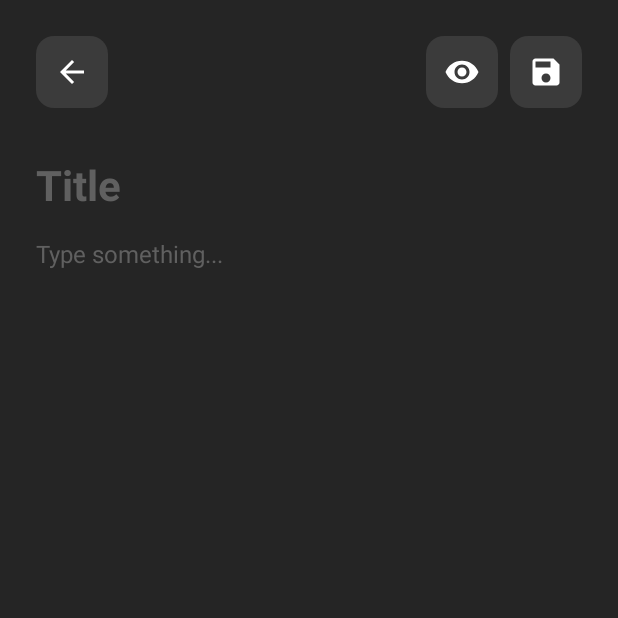
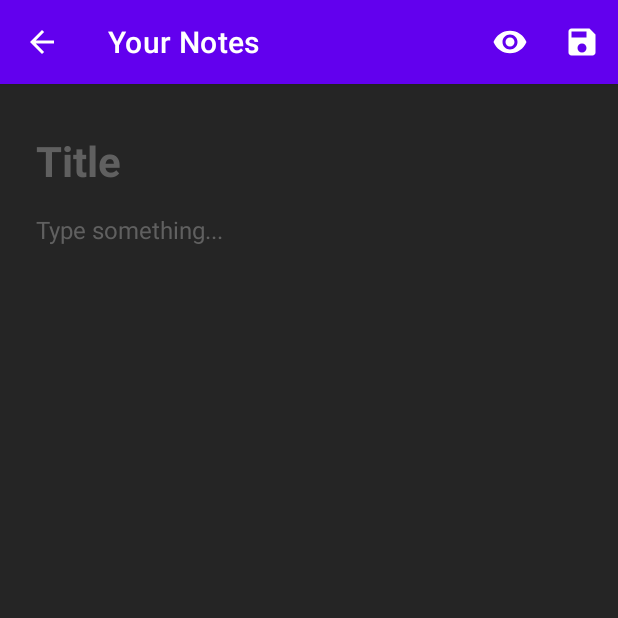
Before and after one commit to Pasha-007/NotesApp, an Android app built with Jetpack Compose: the CreateNoteFragment screen opened through its navigation route, on a phone screen of 412 x 824 dp, the top half of it. Run offline under Robolectric (Android 15) with nearby library versions, the phone set to English and light mode, and no system bars; our stand-ins replace Room's generated code.

Commit message:
Create / View / Edit note
Fixed features:
Create note (Action bar issue fixed)

Added features:
Edit note
View note

Changed layout files.

```diff
--- a/app/src/main/res/layout/fragment_create_note.xml
+++ b/app/src/main/res/layout/fragment_create_note.xml
@@ -1,50 +1,30 @@
 <?xml version="1.0" encoding="utf-8"?>
-<androidx.constraintlayout.widget.ConstraintLayout xmlns:android="http://schemas.android.com/apk/res/android"
+<androidx.constraintlayout.widget.ConstraintLayout
+    xmlns:android="http://schemas.android.com/apk/res/android"
     xmlns:app="http://schemas.android.com/apk/res-auto"
     android:layout_width="match_parent"
     android:layout_height="match_parent"
-    android:background="#252525">
+    android:background="#252525"
+    android:fitsSystemWindows="true">
 
-    <!-- Top Bar -->
-    <ImageView
-        android:id="@+id/iconBack"
-        android:layout_width="48dp"
-        android:layout_height="48dp"
-        android:src="@drawable/ic_back"
-        android:background="@drawable/icon_background"
-        android:padding="12dp"
-        android:layout_margin="24dp"
-        app:tint="#FFFFFF"
+    <!-- ONE Top Bar -->
+    <com.google.android.material.appbar.MaterialToolbar
+        android:id="@+id/toolbar"
+        android:layout_width="0dp"
+        android:layout_height="?attr/actionBarSize"
+        android:background="?attr/colorPrimary"
+        android:theme="@style/ThemeOverlay.Material3.Dark.ActionBar"
+        android:elevation="4dp"
+        app:title="Your Notes"
+        app:titleTextColor="@android:color/white"
+        app:navigationIcon="@drawable/ic_arrow_back"
+        app:navigationIconTint="@android:color/white"
+        app:menu="@menu/menu_create_note"
         app:layout_constraintTop_toTopOf="parent"
-        app:layout_constraintStart_toStartOf="parent" />
-
-    <ImageView
-        android:id="@+id/iconVisibility"
-        android:layout_width="48dp"
-        android:layout_height="48dp"
-        android:src="@drawable/ic_visibility"
-        android:background="@drawable/icon_background"
-        android:padding="12dp"
-        android:layout_marginEnd="8dp"
-        app:tint="#FFFFFF"
-        app:layout_constraintTop_toTopOf="@id/iconBack"
-        app:layout_constraintBottom_toBottomOf="@id/iconBack"
-        app:layout_constraintEnd_toStartOf="@id/iconSave" />
-
-    <ImageView
-        android:id="@+id/iconSave"
-        android:layout_width="48dp"
-        android:layout_height="48dp"
-        android:src="@drawable/ic_save"
-        android:background="@drawable/icon_background"
-        android:padding="12dp"
-        android:layout_marginEnd="24dp"
-        app:tint="#FFFFFF"
-        app:layout_constraintTop_toTopOf="@id/iconBack"
-        app:layout_constraintBottom_toBottomOf="@id/iconBack"
+        app:layout_constraintStart_toStartOf="parent"
         app:layout_constraintEnd_toEndOf="parent" />
 
-    <!-- Title Input -->
+    <!-- Title -->
     <EditText
         android:id="@+id/editTextTitle"
         android:layout_width="0dp"
@@ -60,11 +40,11 @@
         android:paddingTop="16dp"
         android:layout_marginTop="16dp"
         android:inputType="textCapSentences"
-        app:layout_constraintTop_toBottomOf="@id/iconBack"
+        app:layout_constraintTop_toBottomOf="@id/toolbar"
         app:layout_constraintStart_toStartOf="parent"
         app:layout_constraintEnd_toEndOf="parent" />
 
-    <!-- Content Input -->
+    <!-- Content -->
     <EditText
         android:id="@+id/editTextContent"
         android:layout_width="0dp"
@@ -81,6 +61,7 @@
         android:gravity="top"
         android:inputType="textMultiLine|textCapSentences"
         android:scrollbars="vertical"
+        android:overScrollMode="always"
         app:layout_constraintTop_toBottomOf="@id/editTextTitle"
         app:layout_constraintBottom_toBottomOf="parent"
         app:layout_constraintStart_toStartOf="parent"
--- /dev/null
+++ b/app/src/main/res/menu/menu_create_note.xml
@@ -0,0 +1,14 @@
+<?xml version="1.0" encoding="utf-8"?>
+<menu xmlns:android="http://schemas.android.com/apk/res/android"
+    xmlns:app="http://schemas.android.com/apk/res-auto">
+    <item
+        android:id="@+id/action_preview"
+        android:title="Preview"
+        android:icon="@drawable/ic_visibility"
+        app:showAsAction="always" />
+    <item
+        android:id="@+id/action_save"
+        android:title="Save"
+        android:icon="@drawable/ic_save"
+        app:showAsAction="always" />
+</menu>
--- a/app/src/main/res/navigation/nav_graph.xml
+++ b/app/src/main/res/navigation/nav_graph.xml
@@ -74,7 +74,7 @@
             app:destination="@id/createNoteFragment" />
         <action
             android:id="@+id/action_notesList_to_viewNote"
-            app:destination="@id/viewNoteFragment" />
+            app:destination="@id/noteViewFragment" />
     </fragment>
 
     <fragment
@@ -89,7 +89,7 @@
     </fragment>
 
     <fragment
-        android:id="@+id/viewNoteFragment"
+        android:id="@+id/noteViewFragment"
         android:name="com.asg.notesapp.ui.notes.ViewNoteFragment"
         android:label="View Note">
         <argument
@@ -109,8 +109,8 @@
             app:argType="integer" />
         <action
             android:id="@+id/action_editNote_to_viewNote"
-            app:destination="@id/viewNoteFragment"
-            app:popUpTo="@id/viewNoteFragment"
+            app:destination="@id/noteViewFragment"
+            app:popUpTo="@id/noteViewFragment"
             app:popUpToInclusive="true" />
     </fragment>
 
```
Also changed, not shown: app/src/main/java/com/asg/notesapp/ui/notes/CreateNoteFragment.kt (+44 -39 lines), app/src/main/java/com/asg/notesapp/ui/notes/EditNoteFragment.kt (added, +149 -0 lines), app/src/main/java/com/asg/notesapp/ui/notes/ViewNoteFragment.kt (added, +91 -0 lines), app/src/main/res/layout/fragment_edit_note.xml (+22 -41 lines), app/src/main/res/layout/fragment_view_note.xml (+25 -36 lines), app/src/main/res/menu/menu_edit_note.xml (added, +25 -0 lines), app/src/main/res/menu/menu_view_note.xml (added, +18 -0 lines).
